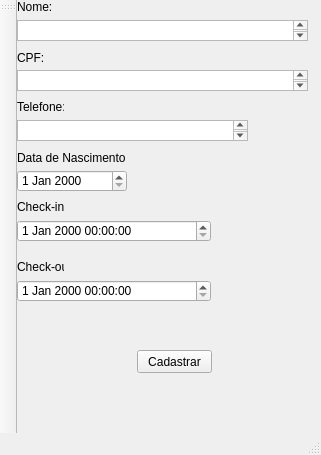
ThomDumont/Projeto-Hotel, file AppHotel/mainwindow.ui: the form before one commit.
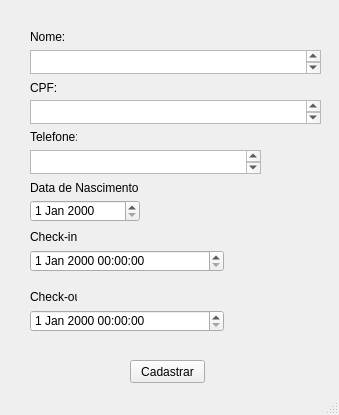
The form after the commit.

```diff
--- a/AppHotel/mainwindow.ui
+++ b/AppHotel/mainwindow.ui
@@ -6,8 +6,8 @@
    <rect>
     <x>0</x>
     <y>0</y>
-    <width>321</width>
-    <height>455</height>
+    <width>339</width>
+    <height>415</height>
    </rect>
   </property>
   <property name="windowTitle">
@@ -17,8 +17,8 @@
    <widget class="QLabel" name="lblNome">
     <property name="geometry">
      <rect>
-      <x>0</x>
-      <y>0</y>
+      <x>30</x>
+      <y>30</y>
       <width>47</width>
       <height>13</height>
      </rect>
@@ -30,28 +30,28 @@
    <widget class="QPlainTextEdit" name="textEditNome">
     <property name="geometry">
      <rect>
-      <x>0</x>
-      <y>20</y>
+      <x>30</x>
+      <y>50</y>
       <width>291</width>
-      <height>21</height>
+      <height>24</height>
      </rect>
     </property>
    </widget>
    <widget class="QPlainTextEdit" name="textEditCpf">
     <property name="geometry">
      <rect>
-      <x>0</x>
-      <y>70</y>
+      <x>30</x>
+      <y>100</y>
       <width>291</width>
-      <height>21</height>
+      <height>24</height>
      </rect>
     </property>
    </widget>
    <widget class="QLabel" name="lblCpf">
     <property name="geometry">
      <rect>
-      <x>0</x>
-      <y>50</y>
+      <x>30</x>
+      <y>80</y>
       <width>31</width>
       <height>16</height>
      </rect>
@@ -63,8 +63,8 @@
    <widget class="QLabel" name="lblTel">
     <property name="geometry">
      <rect>
-      <x>0</x>
-      <y>100</y>
+      <x>30</x>
+      <y>130</y>
       <width>47</width>
       <height>13</height>
      </rect>
@@ -76,18 +76,18 @@
    <widget class="QPlainTextEdit" name="textEditTel">
     <property name="geometry">
      <rect>
-      <x>0</x>
-      <y>120</y>
+      <x>30</x>
+      <y>150</y>
       <width>231</width>
-      <height>21</height>
+      <height>24</height>
      </rect>
     </property>
    </widget>
    <widget class="QLabel" name="lblDatanasci">
     <property name="geometry">
      <rect>
-      <x>0</x>
-      <y>150</y>
+      <x>30</x>
+      <y>180</y>
       <width>111</width>
       <height>16</height>
      </rect>
@@ -99,8 +99,8 @@
    <widget class="QDateEdit" name="dateNasci">
     <property name="geometry">
      <rect>
-      <x>0</x>
-      <y>170</y>
+      <x>30</x>
+      <y>200</y>
       <width>110</width>
       <height>22</height>
      </rect>
@@ -109,8 +109,8 @@
    <widget class="QDateTimeEdit" name="dateTimeChin">
     <property name="geometry">
      <rect>
-      <x>0</x>
-      <y>220</y>
+      <x>30</x>
+      <y>250</y>
       <width>194</width>
       <height>22</height>
      </rect>
@@ -119,8 +119,8 @@
    <widget class="QDateTimeEdit" name="dateTimeChout">
     <property name="geometry">
      <rect>
-      <x>0</x>
-      <y>280</y>
+      <x>30</x>
+      <y>310</y>
       <width>194</width>
       <height>22</height>
      </rect>
@@ -129,8 +129,8 @@
    <widget class="QLabel" name="lblChin">
     <property name="geometry">
      <rect>
-      <x>0</x>
-      <y>200</y>
+      <x>30</x>
+      <y>230</y>
       <width>47</width>
       <height>13</height>
      </rect>
@@ -142,8 +142,8 @@
    <widget class="QLabel" name="lblChout">
     <property name="geometry">
      <rect>
-      <x>0</x>
-      <y>260</y>
+      <x>30</x>
+      <y>290</y>
       <width>47</width>
       <height>13</height>
      </rect>
@@ -155,8 +155,8 @@
    <widget class="QPushButton" name="btnCadastrar">
     <property name="geometry">
      <rect>
-      <x>120</x>
-      <y>350</y>
+      <x>130</x>
+      <y>360</y>
       <width>75</width>
       <height>23</height>
      </rect>
@@ -166,24 +166,6 @@
     </property>
    </widget>
   </widget>
-  <widget class="QMenuBar" name="menuBar">
-   <property name="geometry">
-    <rect>
-     <x>0</x>
-     <y>0</y>
-     <width>321</width>
-     <height>21</height>
-    </rect>
-   </property>
-  </widget>
-  <widget class="QToolBar" name="mainToolBar">
-   <attribute name="toolBarArea">
-    <enum>LeftToolBarArea</enum>
-   </attribute>
-   <attribute name="toolBarBreak">
-    <bool>false</bool>
-   </attribute>
-  </widget>
   <widget class="QStatusBar" name="statusBar"/>
  </widget>
  <layoutdefault spacing="6" margin="11"/>
```
